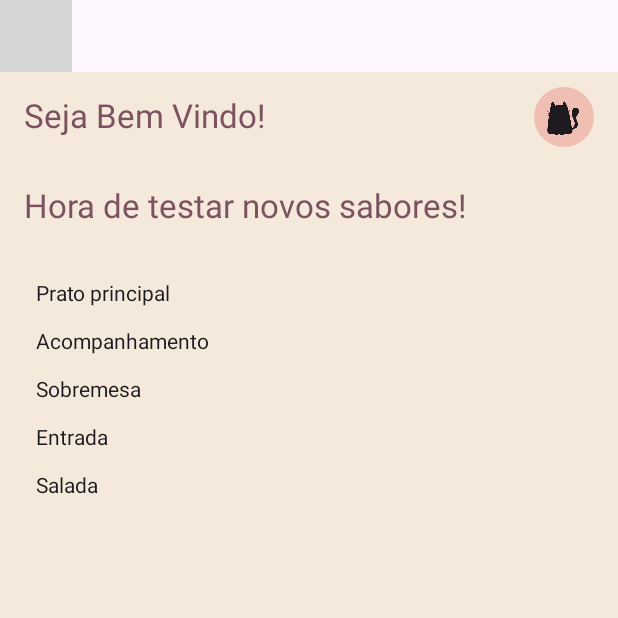
After one commit to yawlle/kitty-recipes, an Android app built with Jetpack Compose: the HomeScreen screen opened through its navigation route, on a phone screen of 412 x 824 dp, the top half of it. The commit adds this screen. Run offline under Robolectric (Android 15) with nearby library versions, the phone set to English and light mode, and no system bars; our stand-ins replace Dagger/Hilt's generated code; 1 statement that could not run was skipped; grey boxes are pictures that could not be loaded.

Commit message:
Created NavHost. Created components for HomeScreen. Created Carousel component. Created SplashHome components and animation.

```diff
--- a/app/src/main/AndroidManifest.xml
+++ b/app/src/main/AndroidManifest.xml
@@ -13,7 +13,7 @@
         tools:targetApi="31">
 
         <activity
-            android:name=".MainActivity"
+            android:name="com.yawlle.kittyrecipes.MainActivity"
             android:exported="true"
             android:theme="@style/Theme.Kittyrecipes">
             <intent-filter>
--- a/app/src/main/java/com/yawlle/kittyrecipes/MainActivity.kt
+++ b/app/src/main/java/com/yawlle/kittyrecipes/MainActivity.kt
@@ -5,6 +5,7 @@ import androidx.activity.ComponentActivity
 import androidx.activity.compose.setContent
 import androidx.navigation.compose.rememberNavController
 import com.yawlle.kittyrecipes.ui.navigation.KittyRecipesNavHost
+import dagger.hilt.android.AndroidEntryPoint
 
 class MainActivity : ComponentActivity() {
     override fun onCreate(savedInstanceState: Bundle?) {
--- /dev/null
+++ b/app/src/main/java/com/yawlle/kittyrecipes/domain/model/CarouselCategory.kt
@@ -0,0 +1,6 @@
+package com.yawlle.kittyrecipes.domain.model
+
+data class CarouselCategory(
+    val id: Int,
+    val name: String,
+)
--- a/app/src/main/java/com/yawlle/kittyrecipes/ui/component/SplashImage.kt
+++ b/app/src/main/java/com/yawlle/kittyrecipes/ui/component/SplashImage.kt
@@ -7,7 +7,6 @@ import androidx.compose.animation.core.spring
 import androidx.compose.foundation.Image
 import androidx.compose.foundation.layout.Box
 import androidx.compose.foundation.layout.height
-import androidx.compose.foundation.layout.size
 import androidx.compose.foundation.layout.width
 import androidx.compose.runtime.Composable
 import androidx.compose.runtime.LaunchedEffect
@@ -17,7 +16,6 @@ import androidx.compose.ui.Modifier
 import androidx.compose.ui.draw.scale
 import androidx.compose.ui.graphics.painter.Painter
 import androidx.compose.ui.layout.ContentScale
-import androidx.compose.ui.platform.LocalDensity
 import androidx.compose.ui.res.painterResource
 import androidx.compose.ui.tooling.preview.Preview
 import androidx.compose.ui.unit.dp
@@ -30,16 +28,16 @@ fun SplashImage(
     contentAlignment: Alignment = Alignment.Center
 ) {
     val size = remember {
-        Animatable(0f)
+        Animatable(1f)
     }
 
     LaunchedEffect(Unit) {
         size.animateTo(
-            targetValue = 2f,
+            targetValue = 2.5f,
             animationSpec = spring(stiffness = Spring.StiffnessLow)
         )
         size.animateTo(
-            targetValue = 1f,
+            targetValue = 2f,
             animationSpec = spring(stiffness = Spring.StiffnessLow)
         )
     }
@@ -61,5 +59,11 @@ fun SplashImage(
 @Preview
 fun SplashImage() {
     val image = painterResource(id = R.drawable.logo_splash)
-    SplashImage(modifier = Modifier.height(100.dp).width(70.dp), contentAlignment = Alignment.Center, image = image)
+    SplashImage(
+        modifier = Modifier
+            .height(100.dp)
+            .width(70.dp),
+        contentAlignment = Alignment.Center,
+        image = image
+    )
 }
--- /dev/null
+++ b/app/src/main/java/com/yawlle/kittyrecipes/ui/component/home/CarouselRecipes.kt
@@ -0,0 +1,65 @@
+package com.yawlle.kittyrecipes.ui.component.home
+
+import androidx.compose.foundation.layout.Arrangement
+import androidx.compose.foundation.layout.PaddingValues
+import androidx.compose.foundation.layout.fillMaxWidth
+import androidx.compose.foundation.lazy.LazyColumn
+import androidx.compose.foundation.lazy.itemsIndexed
+import androidx.compose.foundation.rememberScrollState
+import androidx.compose.material3.Text
+import androidx.compose.runtime.*
+import androidx.compose.ui.Modifier
+import androidx.compose.ui.tooling.preview.Preview
+import androidx.compose.ui.unit.dp
+import com.yawlle.kittyrecipes.data.recipeCategoryMock
+import com.yawlle.kittyrecipes.domain.model.CarouselCategory
+import com.yawlle.kittyrecipes.domain.model.DishTypes
+import com.yawlle.kittyrecipes.domain.model.listDishTypes
+import kotlinx.coroutines.delay
+import kotlinx.coroutines.launch
+
+@Composable
+fun CarouselRecipes(
+    items: List<DishTypes>,
+    modifier: Modifier,
+) {
+
+    val coroutineScope = rememberCoroutineScope()
+    val scrollState = rememberScrollState()
+
+    val visibleIndex = remember { mutableStateOf(0) }
+    val visibleItem = items[visibleIndex.value % items.size]
+
+    LaunchedEffect(true) {
+        while (true) {
+            delay(1000)
+            coroutineScope.launch {
+                scrollState.animateScrollTo(
+                    (scrollState.value + 1) % items.size
+                )
+            }
+        }
+    }
+
+    LazyColumn(
+        modifier = modifier,
+        verticalArrangement = Arrangement.spacedBy(16.dp),
+        contentPadding = PaddingValues(vertical = 4.dp, horizontal = 8.dp),
+    ) {
+        itemsIndexed(items){
+            index, item ->
+            Text(
+                text = item.name,
+                modifier = Modifier
+                    .fillMaxWidth()
+            )
+
+        }
+    }
+}
+
+@Composable
+@Preview
+fun CarouselRecipe() {
+    CarouselRecipes(items = listDishTypes, modifier = Modifier.fillMaxWidth() )
+}
--- /dev/null
+++ b/app/src/main/java/com/yawlle/kittyrecipes/ui/component/home/TitleIcon.kt
@@ -0,0 +1,66 @@
+package com.yawlle.kittyrecipes.ui.component.home
+
+import androidx.compose.foundation.background
+import androidx.compose.foundation.layout.*
+import androidx.compose.foundation.shape.CircleShape
+import androidx.compose.material3.Icon
+import androidx.compose.runtime.Composable
+import androidx.compose.ui.Alignment
+import androidx.compose.ui.Modifier
+import androidx.compose.ui.graphics.painter.Painter
+import androidx.compose.ui.res.painterResource
+import androidx.compose.ui.tooling.preview.Preview
+import androidx.compose.ui.unit.dp
+import com.yawlle.kittyrecipes.R
+import com.yawlle.kittyrecipes.ui.theme.SecondaryColor
+import com.yawlle.kittyrecipes.ui.theme.TertiaryColor
+
+@Composable
+fun TitleIcon(
+    title: String,
+    painter: Painter
+
+) {
+    Row(
+        verticalAlignment = Alignment.CenterVertically,
+        horizontalArrangement = Arrangement.SpaceBetween,
+        modifier = Modifier
+            .fillMaxWidth()
+            .padding(
+                end = 16.dp
+            )
+    ) {
+        TitleSection(
+            title = title,
+            modifier = Modifier
+                .padding(16.dp)
+                .weight(1f),
+            color = TertiaryColor,
+        )
+        Box(
+            modifier = Modifier
+                .size(40.dp)
+                .background(color = SecondaryColor, CircleShape)
+
+        ) {
+            Icon(
+                painter = painter,
+                contentDescription = "Icon",
+                modifier = Modifier
+                    .align(Alignment.Center)
+                    .size(32.dp)
+            )
+        }
+
+
+    }
+}
+
+@Composable
+@Preview
+fun TitleIcon() {
+    TitleIcon(
+        title = "Seja Bem Vindo!",
+        painter = painterResource(id = R.drawable.logo_splash)
+    )
+}
--- /dev/null
+++ b/app/src/main/java/com/yawlle/kittyrecipes/ui/component/home/TitleSection.kt
@@ -0,0 +1,21 @@
+package com.yawlle.kittyrecipes.ui.component.home
+
+import androidx.compose.material3.MaterialTheme
+import androidx.compose.material3.Text
+import androidx.compose.runtime.Composable
+import androidx.compose.ui.Modifier
+import androidx.compose.ui.graphics.Color
+
+@Composable
+fun TitleSection(
+    title: String,
+    modifier: Modifier = Modifier,
+    color: Color
+) {
+    Text(
+        text = title,
+        style = MaterialTheme.typography.titleLarge,
+        modifier = modifier,
+        color = color
+    )
+}
--- a/app/src/main/java/com/yawlle/kittyrecipes/ui/navigation/KittyRecipesNavHost.kt
+++ b/app/src/main/java/com/yawlle/kittyrecipes/ui/navigation/KittyRecipesNavHost.kt
@@ -1,11 +1,10 @@
 package com.yawlle.kittyrecipes.ui.navigation
 
 import androidx.compose.runtime.Composable
-import androidx.compose.ui.platform.LocalContext
 import androidx.navigation.NavHostController
 import androidx.navigation.compose.NavHost
 import androidx.navigation.compose.composable
-import com.yawlle.kittyrecipes.ui.presentation.LoginScreen
+import com.yawlle.kittyrecipes.ui.presentation.HomeScreen
 import com.yawlle.kittyrecipes.ui.presentation.SplashHomeScreen
 
 @Composable
@@ -15,12 +14,12 @@ fun KittyRecipesNavHost(navController: NavHostController) {
         composable(Routes.Splash.name) {
             SplashHomeScreen(
                 navController = navController,
-                navigateToLogin = { navController.navigate(Routes.Login.name) }
+                navigateToLogin = { navController.navigate(Routes.Home.name) }
             )
         }
 
-        composable(Routes.Login.name) {
-            LoginScreen(
+        composable(Routes.Home.name) {
+            HomeScreen(
                 navController = navController,
             )
         }
--- a/app/src/main/java/com/yawlle/kittyrecipes/ui/navigation/Routes.kt
+++ b/app/src/main/java/com/yawlle/kittyrecipes/ui/navigation/Routes.kt
@@ -2,6 +2,5 @@ package com.yawlle.kittyrecipes.ui.navigation
 
 enum class Routes(){
     Splash,
-    Login,
-    Home
+    Home,
 }
--- a/app/src/main/java/com/yawlle/kittyrecipes/ui/presentation/Constants.kt
+++ b/app/src/main/java/com/yawlle/kittyrecipes/ui/presentation/Constants.kt
@@ -1,5 +1,5 @@
 package com.yawlle.kittyrecipes.ui.presentation
 
 object Constants {
-    const val SPLASH_SCREEN_DURATION = 3000L
+    const val SPLASH_SCREEN_DURATION = 2500L
 }
--- a/app/src/main/java/com/yawlle/kittyrecipes/ui/presentation/SplashScreen.kt
+++ b/app/src/main/java/com/yawlle/kittyrecipes/ui/presentation/SplashScreen.kt
@@ -3,7 +3,6 @@ package com.yawlle.kittyrecipes.ui.presentation
 
 import android.os.Bundle
 import androidx.annotation.IdRes
-import androidx.compose.foundation.background
 import androidx.compose.foundation.layout.*
 import androidx.compose.material3.Surface
 import androidx.compose.runtime.Composable
--- /dev/null
+++ b/app/src/main/java/com/yawlle/kittyrecipes/ui/presentation/home/HomeScreen.kt
@@ -0,0 +1,79 @@
+package com.yawlle.kittyrecipes.ui.presentation
+
+import android.os.Bundle
+import androidx.annotation.IdRes
+import androidx.compose.foundation.background
+import androidx.compose.foundation.layout.*
+import androidx.compose.material3.ExperimentalMaterial3Api
+import androidx.compose.material3.Scaffold
+import androidx.compose.runtime.Composable
+import androidx.compose.ui.Modifier
+import androidx.compose.ui.platform.LocalContext
+import androidx.compose.ui.res.painterResource
+import androidx.compose.ui.tooling.preview.Preview
+import androidx.compose.ui.unit.dp
+import androidx.navigation.NavController
+import androidx.navigation.NavOptions
+import androidx.navigation.Navigator
+import com.yawlle.kittyrecipes.R
+import com.yawlle.kittyrecipes.data.recipeCategoryMock
+import com.yawlle.kittyrecipes.domain.model.listDishTypes
+import com.yawlle.kittyrecipes.ui.component.TopAppBarCompose
+import com.yawlle.kittyrecipes.ui.component.home.CarouselRecipes
+import com.yawlle.kittyrecipes.ui.component.home.TitleIcon
+import com.yawlle.kittyrecipes.ui.component.home.TitleSection
+import com.yawlle.kittyrecipes.ui.theme.PrimaryColor
+import com.yawlle.kittyrecipes.ui.theme.TertiaryColor
+
+@OptIn(ExperimentalMaterial3Api::class)
+@Composable
+fun HomeScreen(
+    navController: NavController,
+) {
+    Scaffold(
+        topBar = {
+            TopAppBarCompose()
+        },
+        content = {
+            Column(
+                Modifier
+                    .padding(it)
+                    .background(color = PrimaryColor)
+                    .fillMaxSize()) {
+                TitleIcon(
+                    title = "Seja Bem Vindo!",
+                    painter = painterResource(id = R.drawable.logo_splash)
+                )
+                TitleSection(
+                    title = "Hora de testar novos sabores!",
+                    modifier = Modifier.padding(16.dp),
+                    color = TertiaryColor
+                )
+                CarouselRecipes (
+                    items = listDishTypes,
+                    modifier = Modifier
+                        .fillMaxWidth()
+                        .fillMaxHeight(0.3f)
+                        .padding(16.dp)
+                )
+            }
+        }
+    )
+}
+
+@Composable
+@Preview
+fun HomeScreenPreview() {
+
+    val context = LocalContext.current
+    val mockNavController = object : NavController(context) {
+        override fun navigate(
+            @IdRes resId: Int,
+            args: Bundle?,
+            navOptions: NavOptions?,
+            navigatorExtras: Navigator.Extras?
+        ): Unit = Unit
+    }
+
+    HomeScreen(navController = mockNavController)
+}
```
Also changed, not shown: app/src/main/java/com/yawlle/kittyrecipes/data/RecipeCategoryMock.kt (added, +34 -0 lines), app/src/main/java/com/yawlle/kittyrecipes/domain/model/DishTypes.kt (added, +65 -0 lines).
